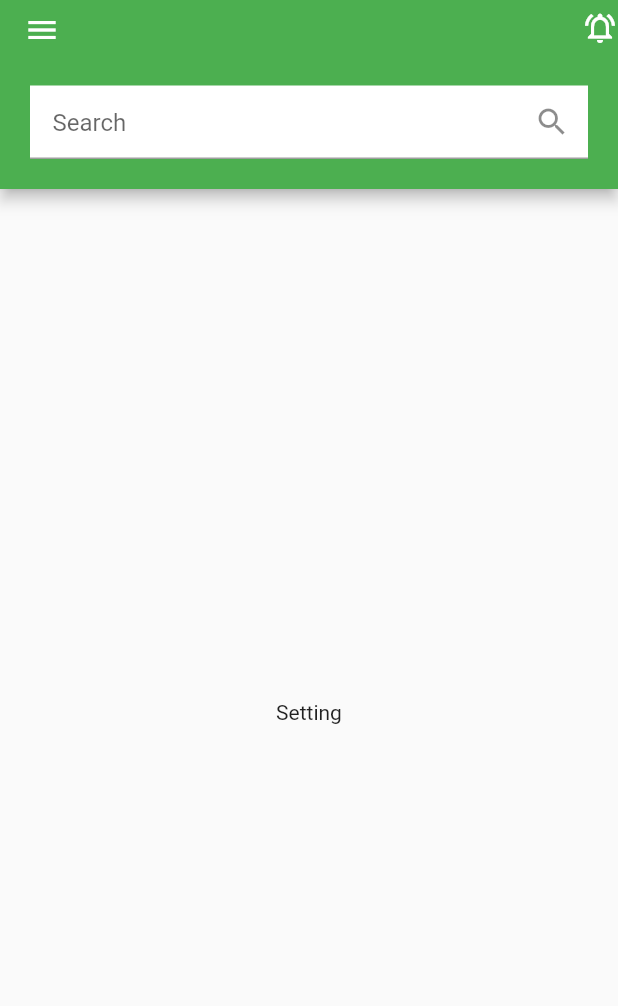
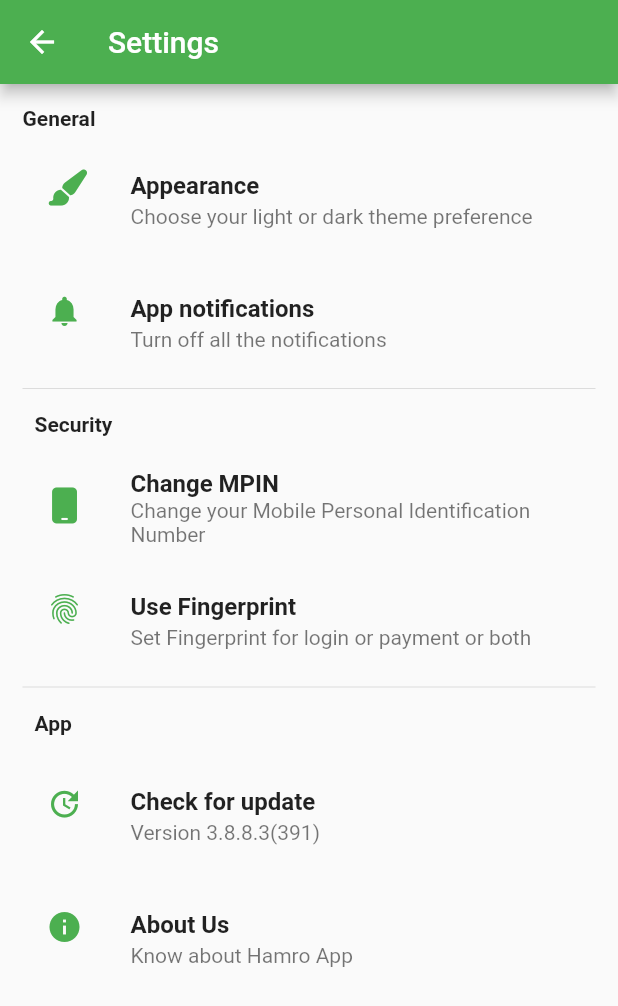
Before and after one commit to Sakshamkc/My-first-flutter-App, a Flutter app: the Setting screen opened by its route, on a phone screen of 412 x 824 dp. Shown: the top 1006 px of the screen. Run offline on Flutter 3.47's test engine with Material 2 defaults, Android fonts, the phone set to English and light mode, and no system bars; our stand-ins replace carousel_pro, flutter_icons; missing offline and left inert: wc_form_validators; network calls fail.

Commit message:
Setting added

```diff
--- /dev/null
+++ b/lib/Pages/Firstpage.dart
@@ -0,0 +1,21 @@
+import 'package:flutter/material.dart';
+
+class FirstPage extends StatefulWidget {
+  @override
+  _FirstPageState createState() => _FirstPageState();
+}
+
+class _FirstPageState extends State<FirstPage> {
+  @override
+  void initState(){
+    super.initState();
+    Future.delayed(Duration(seconds: 5),() {
+      Navigator.popAndPushNamed(context, "/LoginPage");
+    });
+  }
+  Widget build(BuildContext context) {
+    return Scaffold(
+      body:  Image.asset('images/Hamro APP.png',fit: BoxFit.cover,height: MediaQuery.of(context).size.height,width: MediaQuery.of(context).size.width,),
+    );
+  }
+}
--- a/lib/main.dart
+++ b/lib/main.dart
@@ -1,3 +1,4 @@
+import 'package:firstproject/Pages/Firstpage.dart';
 import 'package:firstproject/Pages/Homepage.dart';
 import 'package:firstproject/Pages/Loginpage.dart';
 import 'package:firstproject/Pages/OTP.dart';
@@ -25,7 +26,8 @@ class MyApp extends StatelessWidget {
       theme: ThemeData(primarySwatch: Colors.green),
       initialRoute: "/",
       routes: {
-        "/" : (_) => Homepage(),
+        "/" : (_) => FirstPage(),
+        "/LoginPage" : (_) => LoginPage(),
         "/Registration_page" : (_) => Registration(),
         "/Password" : (_) => Password(),
         "/Registered" : (_) => Registered(),
@@ -36,6 +38,7 @@ class MyApp extends StatelessWidget {
         "Account" : (_) => Account(),
         "Cart" : (_) => Cart(),
         "/PasswordChange" : (_) => PasswordChange(),
+        "/Home" : (_) => Home(),
       },
 
     );
--- a/lib/navbar.dart/Home.dart
+++ b/lib/navbar.dart/Home.dart
@@ -18,21 +18,25 @@ class _HomeState extends State<Home> {
               padding: const EdgeInsets.all(20.0),
               child: Container(
                 decoration: BoxDecoration(
+                  borderRadius: BorderRadius.circular(26),
                   color: Colors.white,
                 ),
                 child: TextField(
                   decoration: InputDecoration(
+
                     hintText: 'Search',
                     suffixIcon: Icon(Icons.search),
-                    contentPadding: EdgeInsets.all(15),
+                    contentPadding: EdgeInsets.all(10),
                   ),
                 ),
               ),
         ),
-        preferredSize: Size.fromHeight(70),
+        preferredSize: Size.fromHeight(80),
         ),
         ),
       body: SingleChildScrollView(
+        child: Padding(
+          padding: const EdgeInsets.all(15.0),
           child: Column(
             children : [
               SizedBox(
@@ -52,7 +56,7 @@ class _HomeState extends State<Home> {
               ),
 
           Padding(
-            padding: const EdgeInsets.all(30.0),
+              padding: const EdgeInsets.all(20.0),
               child: Stack(
                 overflow: Overflow.visible,
               children: [
@@ -197,6 +201,7 @@ class _HomeState extends State<Home> {
             ],
           ),
         ),
+      ),
     );
   }
 }
--- a/lib/navbar.dart/Setting.dart
+++ b/lib/navbar.dart/Setting.dart
@@ -1,4 +1,5 @@
 import 'package:flutter/material.dart';
+import 'package:flutter_icons/flutter_icons.dart';
 
 class Setting extends StatefulWidget {
   @override
@@ -9,29 +10,89 @@ class _SettingState extends State<Setting> {
   @override
   Widget build(BuildContext context) {
     return Scaffold(
-      drawer: Drawer(),
-       appBar: AppBar(
-          backgroundColor: Colors.green,
-        actions: [Icon(Icons.notifications_active_outlined)],
-        bottom: PreferredSize(child: Padding(
-              padding: const EdgeInsets.all(20.0),
-              child: Container(
-                decoration: BoxDecoration(
-                  color: Colors.white,
-                ),
-                child: TextField(
-                  decoration: InputDecoration(
-                    hintText: 'Search',
-                    suffixIcon: Icon(Icons.search),
-                    contentPadding: EdgeInsets.all(15),
-                  ),
-                ),
+      appBar: AppBar(
+        title: Text("Settings"),
+      ),
+      body: SingleChildScrollView(
+        child: Padding(
+          padding: const EdgeInsets.all(15.0),
+          child: Column(
+            crossAxisAlignment: CrossAxisAlignment.start,
+            children: [
+              Text("General",style: TextStyle(fontWeight: FontWeight.bold),),
+              SizedBox(
+                height: 10,
               ),
+              ListTile(
+                onTap: () {},
+                leading: Icon(FontAwesome.paint_brush,color: Colors.green,),
+                title: Text("Appearance",style: TextStyle(fontWeight: FontWeight.bold),),
+                subtitle: Text("Choose your light or dark theme preference"),
+              ),
+              SizedBox(
+                height: 10,
+              ),
+              ListTile(
+                onTap: () {},
+                leading: Icon(Icons.notifications,color: Colors.green,),
+                title: Text("App notifications",style: TextStyle(fontWeight: FontWeight.bold),),
+                subtitle: Text("Turn off all the notifications"),
+              ),
+              Divider(
+
+              ),
+              Padding(
+                padding: const EdgeInsets.all(8.0),
+                child: Text("Security",style: TextStyle(fontWeight: FontWeight.bold),),
+              ),
+              SizedBox(
+                height: 10,
+              ),
+              ListTile(
+                onTap: () {},
+                leading: Icon(FontAwesome.mobile_phone,color: Colors.green,),
+                title: Text("Change MPIN",style: TextStyle(fontWeight: FontWeight.bold),),
+                subtitle: Text("Change your Mobile Personal Identification Number"),
+              ),
+              SizedBox(
+                height: 10,
+              ),
+              ListTile(
+                onTap: () {},
+                leading: Icon(Icons.fingerprint,color: Colors.green,),
+                title: Text("Use Fingerprint",style: TextStyle(fontWeight: FontWeight.bold),),
+                subtitle: Text("Set Fingerprint for login or payment or both"),
+              ),
+              Divider(
+
+              ),
+              Padding(
+                padding: const EdgeInsets.all(8.0),
+                child: Text("App",style: TextStyle(fontWeight: FontWeight.bold),),
+              ),
+              SizedBox(
+                height: 10,
+              ),
+              ListTile(
+                onTap: () {},
+                leading: Icon(Icons.update,color: Colors.green,),
+                title: Text("Check for update",style: TextStyle(fontWeight: FontWeight.bold),),
+                subtitle: Text("Version 3.8.8.3(391)"),
+              ),
+              SizedBox(
+                height: 10,
+              ),
+              ListTile(
+                onTap: () {},
+                leading: Icon(Icons.info,color: Colors.green,),
+                title: Text("About Us",style: TextStyle(fontWeight: FontWeight.bold),),
+                subtitle: Text("Know about Hamro App"),
+              ),
+            ],
+
+          ),
         ),
-        preferredSize: Size.fromHeight(70),
-        ),
-        ),
-        body: Center(child: Text("Setting")),
+      ),
     );
   }
 }
--- a/pubspec.yaml
+++ b/pubspec.yaml
@@ -23,6 +23,8 @@ environment:
 dependencies:
   flutter:
     sdk: flutter
+  flutter_icons: ^1.1.0
+
   # The following adds the Cupertino Icons font to your application.
   # Use with the CupertinoIcons class for iOS style icons.
   cupertino_icons: ^1.0.2
```
Also changed, not shown: images/Hamro APP.png (added), pubspec.lock. Lines whose indentation alone changed are shown as unchanged.
